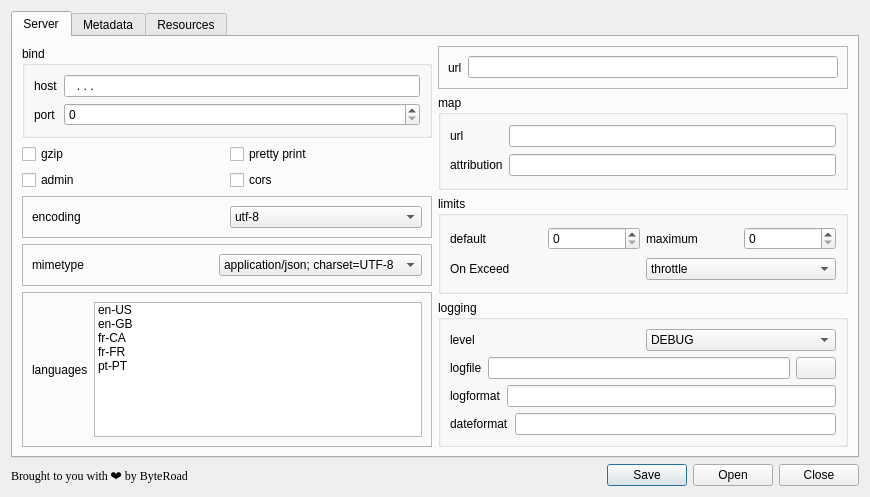
Before: the Qt Designer form pygeoapi_config_dialog_base.ui in KatKatKateryna/pygeoapi_config, drawn with Qt 5.
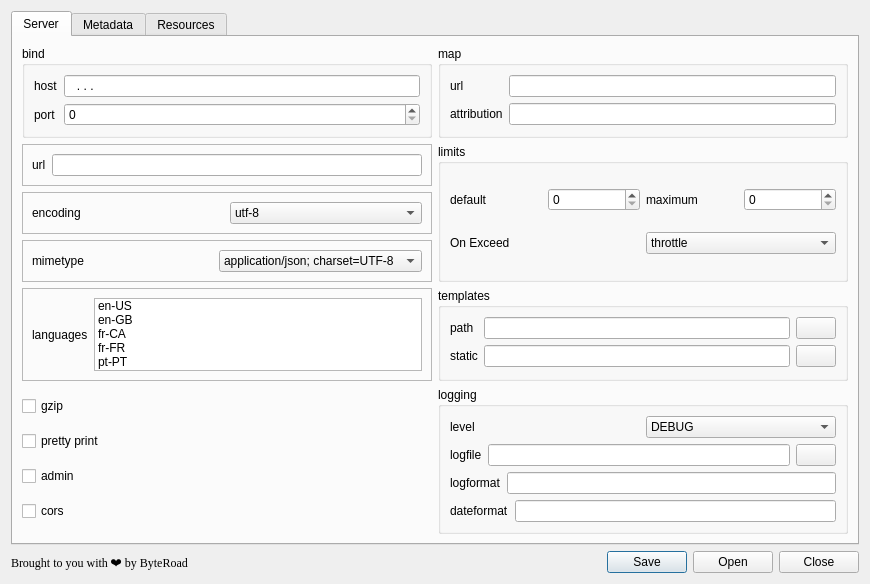
After: the same form once the commit is applied. Icons and pictures are not drawn.

Commit message: add browse path with buttons

Diff of the .ui file:
```diff
--- a/pygeoapi_config_dialog_base.ui
+++ b/pygeoapi_config_dialog_base.ui
@@ -50,7 +50,7 @@
        <string>Server</string>
       </attribute>
       <layout class="QGridLayout" name="gridLayout_4">
-       <item row="0" column="0" rowspan="2">
+       <item row="0" column="0" rowspan="1">
         <widget class="QGroupBox" name="groupBoxBind">
          <property name="title">
           <string>bind</string>
@@ -87,7 +87,7 @@
          </layout>
         </widget>
        </item>
-       <item row="0" column="1">
+       <item row="1" column="0" rowspan="1">
         <widget class="QFrame" name="frame">
          <property name="frameShape">
           <enum>QFrame::StyledPanel</enum>
@@ -109,7 +109,7 @@
          </layout>
         </widget>
        </item>
-       <item row="1" column="1" rowspan="3">
+       <item row="0" column="1" rowspan="1">
         <widget class="QGroupBox" name="groupBoxMap">
          <property name="title">
           <string>map</string>
@@ -138,8 +138,8 @@
          </layout>
         </widget>
        </item>
-       <item row="2" column="0">
-        <layout class="QHBoxLayout" name="horizontalLayout_7">
+       <item row="5" column="0" rowspan="1">
+        <layout class="QVBoxLayout" name="horizontalLayout_7">
          <item>
           <widget class="QCheckBox" name="checkBoxGzip">
            <property name="text">
@@ -154,10 +154,6 @@
            </property>
           </widget>
          </item>
-        </layout>
-       </item>
-       <item row="3" column="0">
-        <layout class="QHBoxLayout" name="horizontalLayout_4">
          <item>
           <widget class="QCheckBox" name="checkBoxAdmin">
            <property name="text">
@@ -174,7 +170,7 @@
          </item>
         </layout>
        </item>
-       <item row="4" column="0">
+       <item row="2" column="0" rowspan="1">
         <widget class="QFrame" name="frame_3">
          <property name="frameShape">
           <enum>QFrame::StyledPanel</enum>
@@ -202,7 +198,7 @@
          </layout>
         </widget>
        </item>
-       <item row="4" column="1" rowspan="3">
+       <item row="1" column="1" rowspan="3">
         <widget class="QGroupBox" name="groupBoxLimits">
          <property name="title">
           <string>limits</string>
@@ -278,7 +274,7 @@
          </layout>
         </widget>
        </item>
-       <item row="5" column="0">
+       <item row="3" column="0" rowspan="1">
         <widget class="QFrame" name="frame_2">
          <property name="frameShape">
           <enum>QFrame::StyledPanel</enum>
@@ -306,7 +302,66 @@
          </layout>
         </widget>
        </item>
-       <item row="6" column="0" rowspan="2">
+       
+       <item row="4" column="1" rowspan="1">
+          <widget class="QGroupBox" name="groupBoxMap2">
+            <property name="title">
+              <string>templates</string>
+            </property>
+
+            <layout class="QGridLayout" name="gridLayout_9">
+            
+                <item row="0" column="0">
+                  <widget class="QLabel" name="label_17">
+                    <property name="text">
+                    <string>path</string>
+                    </property>
+                  </widget>
+                </item>
+                <item row="0" column="1">
+                  <widget class="QLineEdit" name="lineEditTemplatesPath"/>
+                </item>
+                
+                <item row="0" column="2">
+                  <widget class="QPushButton" name="pushButtonBrowseTemplatesPath">
+                    <property name="text">
+                      <string/>
+                    </property>
+                    <property name="icon">
+                    <iconset theme="folder-open">
+                      <normaloff>.</normaloff>.</iconset>
+                    </property>
+                  </widget>
+                </item>
+
+                <item row="1" column="0">
+                  <widget class="QLabel" name="label_18">
+                    <property name="text">
+                    <string>static</string>
+                    </property>
+                  </widget>
+                </item>
+                <item row="1" column="1">
+                  <widget class="QLineEdit" name="lineEditTemplatesStatic"/>
+                </item>
+                <item row="1" column="2">
+                  <widget class="QPushButton" name="pushButtonBrowseTemplatesStatic">
+                    <property name="text">
+                      <string/>
+                    </property>
+                    <property name="icon">
+                    <iconset theme="folder-open">
+                      <normaloff>.</normaloff>.</iconset>
+                    </property>
+                  </widget>
+                </item>
+
+            </layout>
+          </widget>
+       </item>
+
+
+       <item row="4" column="0" rowspan="1">
         <widget class="QFrame" name="frame_5">
          <property name="frameShape">
           <enum>QFrame::StyledPanel</enum>
@@ -357,7 +412,7 @@
          </layout>
         </widget>
        </item>
-       <item row="7" column="1">
+       <item row="5" column="1" rowspan="1">
         <widget class="QGroupBox" name="groupBox">
          <property name="title">
           <string>logging</string>
```
Left out of the diff: 35 changed lines with no effect on the pictures. The commit also changes 1 other file.
